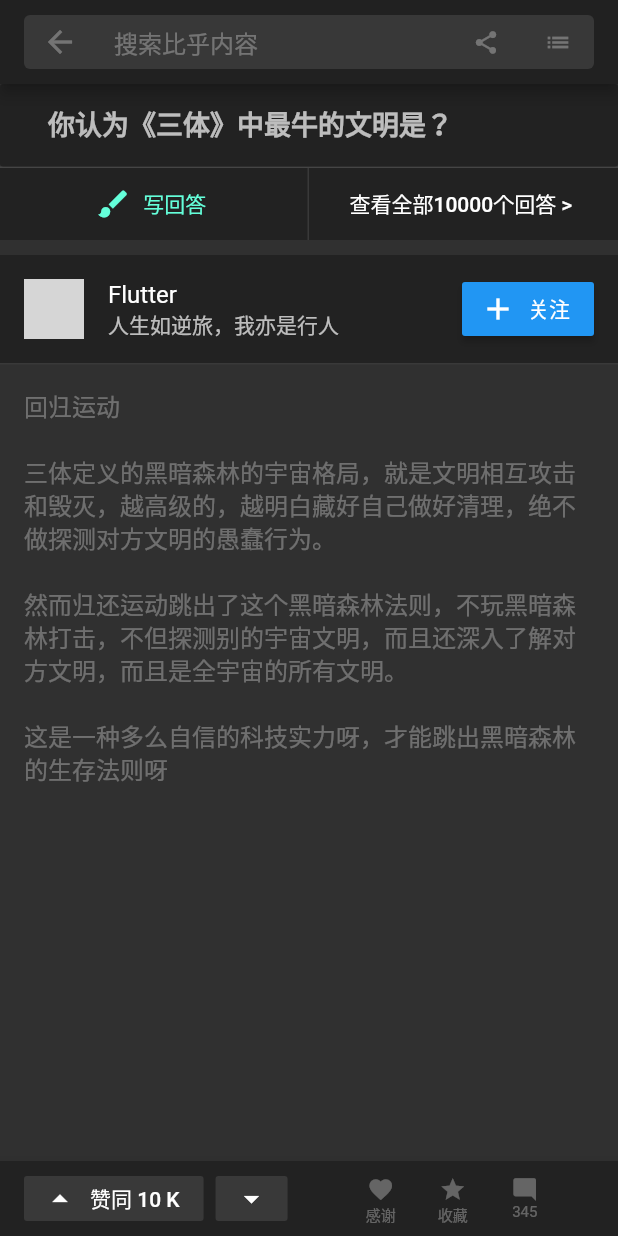
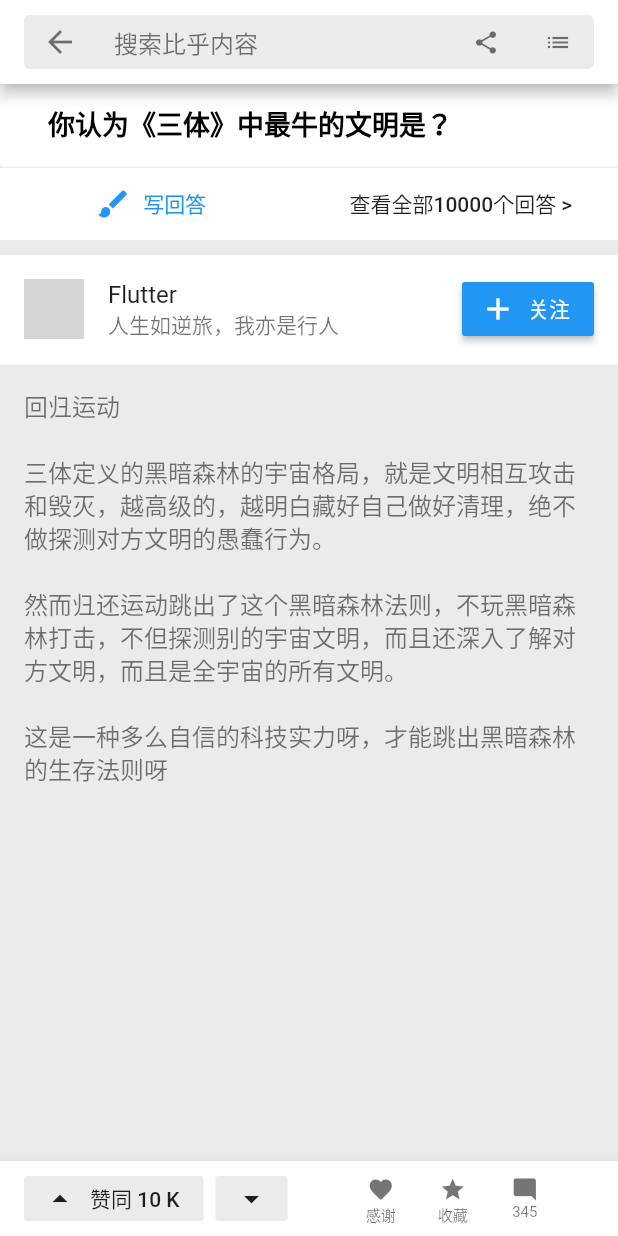
Before and after one commit to turbo1992/local-zh, a Flutter app: the screen it shows after launch, after a tap on an icon or button, on a phone screen of 412 x 824 dp. Run offline on Flutter 3.47's test engine with Material 2 defaults, Android fonts, the phone set to English and light mode, and no system bars; network calls fail; grey boxes are pictures that could not be loaded.

Commit message:
default color config

```diff
--- a/lib/global_config.dart
+++ b/lib/global_config.dart
@@ -1,9 +1,17 @@
 import 'package:flutter/material.dart';
 
 class GlobalConfig {
-  static bool dark = true;
-  static ThemeData themeData = new ThemeData.dark();
-  static Color searchBackgroundColor = Colors.white10;
-  static Color cardBackgroundColor = new Color(0xFF222222);
-  static Color fontColor = Colors.white30;
+//  static bool dark = true;
+//  static ThemeData themeData = new ThemeData.dark();
+//  static Color searchBackgroundColor = Colors.white10;
+//  static Color cardBackgroundColor = new Color(0xFF222222);
+//  static Color fontColor = Colors.white30;
+  static bool dark = false;
+  static ThemeData themeData = new ThemeData(
+    primaryColor: Colors.white,
+    scaffoldBackgroundColor: new Color(0xFFEBEBEB),
+  );
+  static Color searchBackgroundColor = new Color(0xFFEBEBEB);
+  static Color cardBackgroundColor = Colors.white;
+  static Color fontColor = Colors.black54;
 }
```
